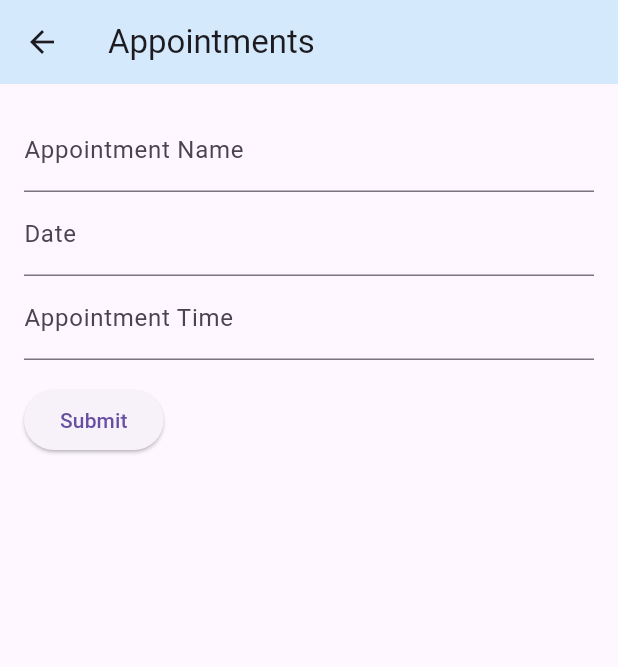
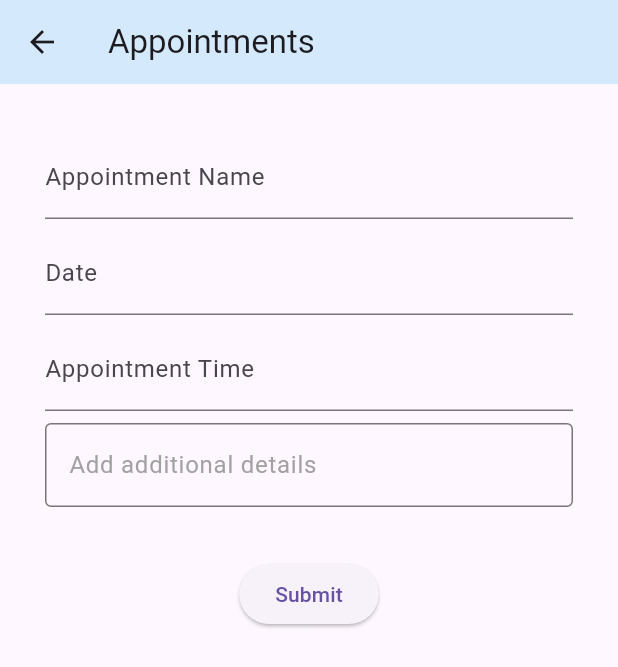
Before and after one commit to Creaty-Cat/AlongTheLine_gdsc, a Flutter app: the MyForm screen opened directly, on a phone screen of 412 x 824 dp. Shown: the top 667 px of the screen. Run offline on Flutter 3.47's test engine with Material 3 defaults, Android fonts, the phone set to English and light mode, and no system bars.

Commit message:
changed design for clockFormular

```diff
--- a/lib/pages/clockFormular.dart
+++ b/lib/pages/clockFormular.dart
@@ -1,3 +1,5 @@
+// ignore_for_file: prefer_const_constructors, prefer_final_fields, library_private_types_in_public_api
+
 import 'package:flutter/foundation.dart';
 import 'package:flutter/material.dart';
 
@@ -10,6 +12,7 @@ class MyForm extends StatefulWidget {
 class _MyFormState extends State<MyForm> {
   final _formKey = GlobalKey<FormState>();
   TextEditingController _nameController = TextEditingController();
+  TextEditingController _detailsController = TextEditingController();
   TextEditingController _dateController = TextEditingController();
   TextEditingController _timeController = TextEditingController();
 
@@ -21,13 +24,15 @@ class _MyFormState extends State<MyForm> {
         backgroundColor: Color.fromARGB(92, 137, 212, 247),
       ),
       body: Padding(
-        padding: const EdgeInsets.all(16.0),
+        padding: const EdgeInsets.symmetric(vertical: 30.0, horizontal: 30),
         child: Form(
           key: _formKey,
           child: Column(
-            crossAxisAlignment: CrossAxisAlignment.start,
+            crossAxisAlignment: CrossAxisAlignment.center,
             children: <Widget>[
-              TextFormField(
+              Padding(
+                padding: const EdgeInsets.symmetric(vertical: 4.0),
+                child: TextFormField(
                   controller: _nameController,
                   decoration: InputDecoration(
                     labelText: 'Appointment Name',
@@ -39,7 +44,10 @@ class _MyFormState extends State<MyForm> {
                     return null;
                   },
                 ),
-              TextFormField(
+              ),
+              Padding(
+                padding: const EdgeInsets.symmetric(vertical: 4.0),
+                child: TextFormField(
                   controller: _dateController,
                   decoration: InputDecoration(
                     labelText: 'Date',
@@ -51,11 +59,12 @@ class _MyFormState extends State<MyForm> {
                     // You can add more sophisticated email validation here
                     return null;
                   },
-                //Hi
                 ),
-              TextFormField(
+              ),
+              Padding(
+                padding: const EdgeInsets.symmetric(vertical: 4.0),
+                child: TextFormField(
                   controller: _timeController,
-                obscureText: true,
                   decoration: InputDecoration(
                     labelText: 'Appointment Time',
                   ),
@@ -66,9 +75,26 @@ class _MyFormState extends State<MyForm> {
                     return null;
                   },
                 ),
+              ),
               Padding(
-                padding: const EdgeInsets.symmetric(vertical: 16.0),
+                padding: const EdgeInsets.symmetric(vertical: 4.0),
+                child: TextFormField(
+                  controller: _detailsController,
+                  decoration: InputDecoration(
+                    border: OutlineInputBorder(),
+                    hintText: 'Add additional details',
+                    hintStyle: TextStyle(color: Color.fromARGB(234, 153, 153, 153)),
+                  ),
+
+                ),
+              ),
+              Padding(
+                padding: const EdgeInsets.symmetric(vertical: 30.0),
                 child: ElevatedButton(
+
+                  style: ElevatedButton.styleFrom(
+                    //crossAxisAlignment: CrossAxisAlignment.center
+                  ),
                   onPressed: () {
                     if (_formKey.currentState!.validate()) {
 
@@ -78,8 +104,10 @@ class _MyFormState extends State<MyForm> {
                         ),
                       );
                     }
+
                   },
                   child: Text('Submit', textAlign: TextAlign.center,),
+
                 ),
               ),
             ],
```
Lines whose indentation alone changed are shown as unchanged.
